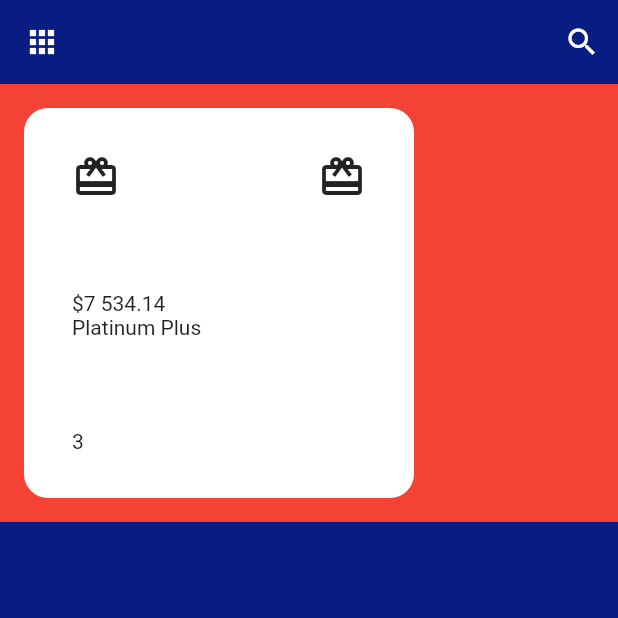
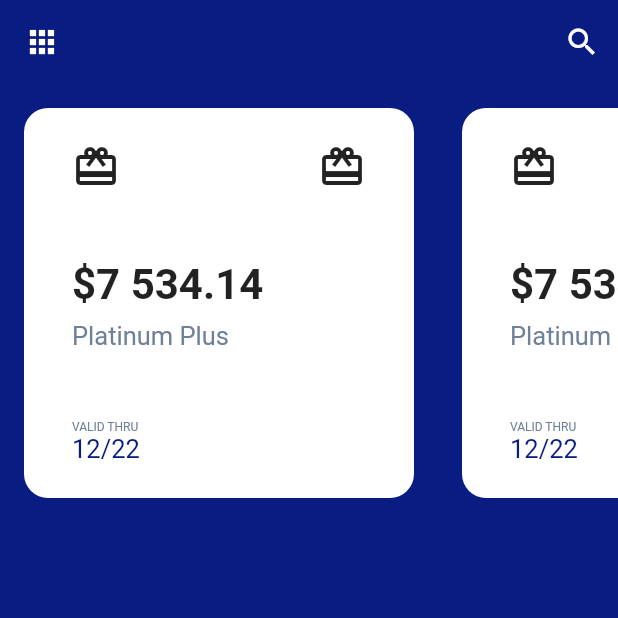
Before and after one commit to andretimm/banking, a Flutter app: the screen it shows after launch, on a phone screen of 412 x 824 dp, the top half of it. Run offline on Flutter 3.47's test engine with Material 2 defaults, Android fonts, the phone set to English and light mode, and no system bars.

Commit message:
Adicionado cards

```diff
--- a/lib/screen/home.dart
+++ b/lib/screen/home.dart
@@ -41,12 +41,14 @@ class _HomeState extends State<Home> {
                 Container(
                   height: 292.0,
                   width: MediaQuery.of(context).size.height,
-                  padding: EdgeInsets.all(16),
-                  color: Colors.red,
+                  padding: EdgeInsets.only(top: 16.0, bottom: 16.0),
+                  //color: Colors.red,
                   child: ListView(
                     scrollDirection: Axis.horizontal,
                     children: <Widget>[
-                      Container(
+                      Padding(
+                        padding: EdgeInsets.only(right: 16.0, left: 16.0),
+                        child: Container(
                           width: 260.0,
                           height: 200.0,
                           decoration: BoxDecoration(
@@ -71,12 +73,116 @@ class _HomeState extends State<Home> {
                                 Column(
                                   crossAxisAlignment: CrossAxisAlignment.start,
                                   children: <Widget>[
-                                  Text("\$7 534.14"),
-                                  Text("Platinum Plus"),
+                                    Text(
+                                      "\$7 534.14",
+                                      style: TextStyle(
+                                        fontSize: 28.0,
+                                        fontWeight: FontWeight.bold,
+                                      ),
+                                    ),
+                                    Padding(
+                                      padding: EdgeInsets.only(top: 8.0),
+                                      child: Text(
+                                        "Platinum Plus",
+                                        style: TextStyle(
+                                          color: Color(0xFF6F8099),
+                                          fontSize: 17.0,
+                                        ),
+                                      ),
+                                    ),
                                   ],
                                 ),
-                              Text("3"),
+                                Column(
+                                  crossAxisAlignment: CrossAxisAlignment.start,
+                                  children: <Widget>[
+                                    Text(
+                                      "VALID THRU",
+                                      style: TextStyle(
+                                        fontSize: 8.0,
+                                        color: Color(0xFF6F8099),
+                                      ),
+                                    ),
+                                    Text(
+                                      "12/22",
+                                      style: TextStyle(
+                                        fontSize: 17.0,
+                                        color: Color(0xFF081C81),
+                                      ),
+                                    )
                                   ],
+                                ),
+                              ],
+                            ),
+                          ),
+                        ),
+                      ),
+                      Padding(
+                         padding: EdgeInsets.only(right: 16.0, left: 16.0),
+                        child: Container(
+                          width: 260.0,
+                          height: 200.0,
+                          decoration: BoxDecoration(
+                            //shape: BoxShape.rectangle,
+                            borderRadius: BorderRadius.circular(16.0),
+                            color: Colors.white,
+                          ),
+                          child: Padding(
+                            padding: EdgeInsets.only(left: 32, right: 32),
+                            child: Column(
+                              mainAxisAlignment: MainAxisAlignment.spaceAround,
+                              crossAxisAlignment: CrossAxisAlignment.start,
+                              children: <Widget>[
+                                Row(
+                                  mainAxisAlignment:
+                                      MainAxisAlignment.spaceBetween,
+                                  children: <Widget>[
+                                    Icon(Icons.card_giftcard, size: 32),
+                                    Icon(Icons.card_giftcard, size: 32),
+                                  ],
+                                ),
+                                Column(
+                                  crossAxisAlignment: CrossAxisAlignment.start,
+                                  children: <Widget>[
+                                    Text(
+                                      "\$7 534.14",
+                                      style: TextStyle(
+                                        fontSize: 28.0,
+                                        fontWeight: FontWeight.bold,
+                                      ),
+                                    ),
+                                    Padding(
+                                      padding: EdgeInsets.only(top: 8.0),
+                                      child: Text(
+                                        "Platinum Plus",
+                                        style: TextStyle(
+                                          color: Color(0xFF6F8099),
+                                          fontSize: 17.0,
+                                        ),
+                                      ),
+                                    ),
+                                  ],
+                                ),
+                                Column(
+                                  crossAxisAlignment: CrossAxisAlignment.start,
+                                  children: <Widget>[
+                                    Text(
+                                      "VALID THRU",
+                                      style: TextStyle(
+                                        fontSize: 8.0,
+                                        color: Color(0xFF6F8099),
+                                      ),
+                                    ),
+                                    Text(
+                                      "12/22",
+                                      style: TextStyle(
+                                        fontSize: 17.0,
+                                        color: Color(0xFF081C81),
+                                      ),
+                                    )
+                                  ],
+                                ),
+                              ],
+                            ),
                           ),
                         ),
                       ),
```
Lines whose indentation alone changed are shown as unchanged.
